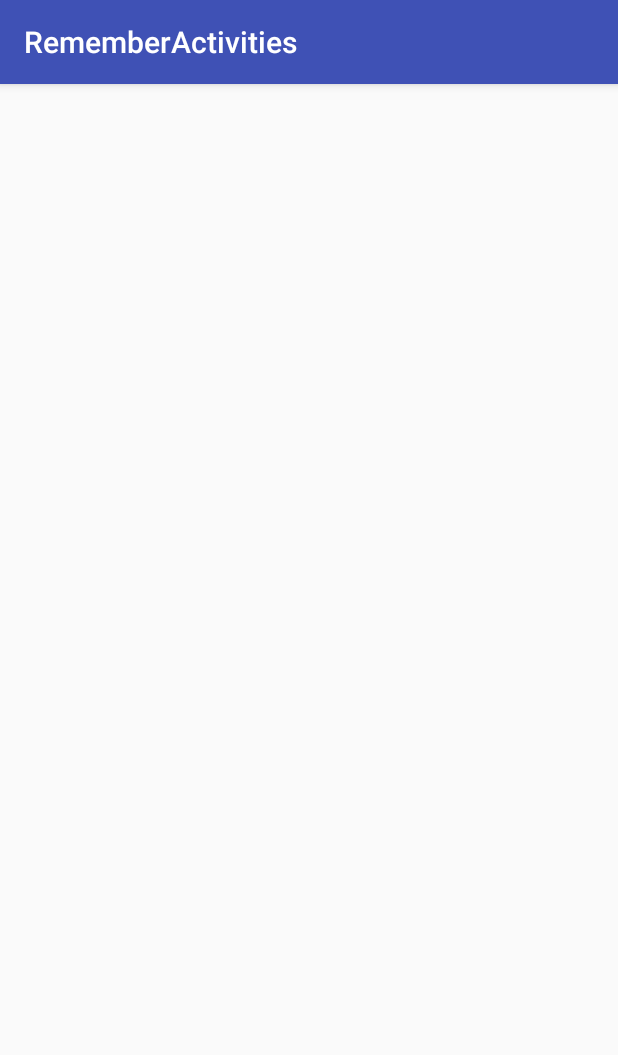
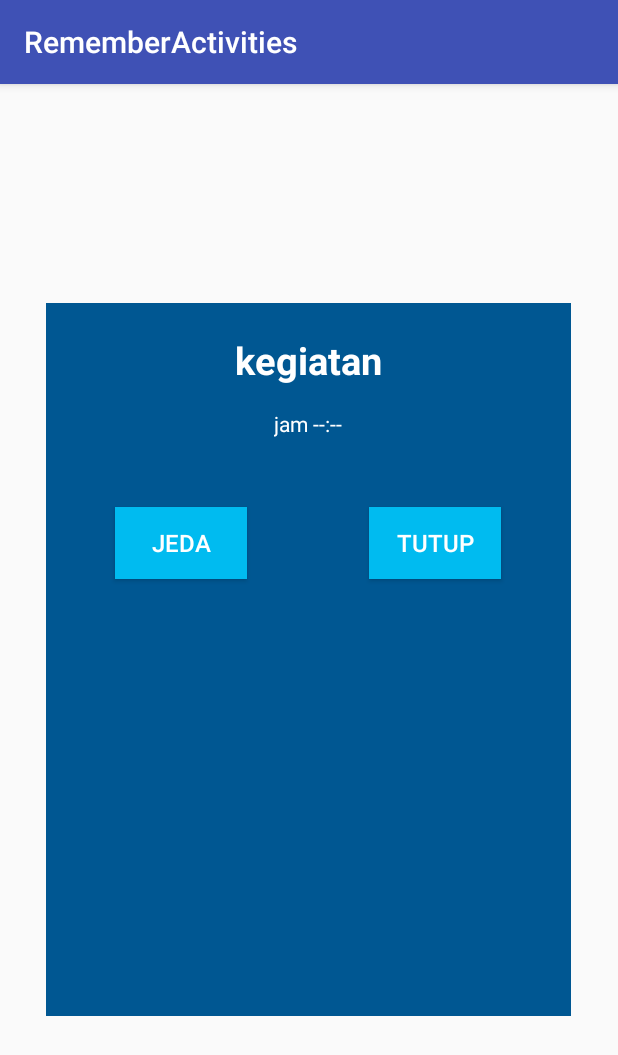
Before and after one commit to yogawahyuy/RemmberActivity, an Android app: the PopupActivity screen opened directly, with no data from a screen before it, on a phone screen of 412 x 824 dp. Shown: the top 1055 px of the screen. Run offline under Robolectric (Android 15) with nearby library versions, the phone set to English and light mode, and no system bars.

Commit message:
koding layout popup notifikasi

```diff
--- a/app/src/main/res/layout/activity_popup.xml
+++ b/app/src/main/res/layout/activity_popup.xml
@@ -2,8 +2,74 @@
 <android.support.constraint.ConstraintLayout xmlns:android="http://schemas.android.com/apk/res/android"
     xmlns:app="http://schemas.android.com/apk/res-auto"
     xmlns:tools="http://schemas.android.com/tools"
-    android:layout_width="match_parent"
-    android:layout_height="match_parent"
+    android:layout_width="350dp"
+    android:layout_height="475dp"
+    android:background="#005792"
+    android:padding="5dp"
+    android:layout_gravity="center"
     tools:context="org.d3ifcool.rememberactivities.PopupActivity">
 
+    <LinearLayout
+        android:layout_width="match_parent"
+        android:layout_height="wrap_content"
+        android:orientation="vertical"
+        >
+        <TextView
+            android:id="@+id/popUp_namaKegiatan"
+            android:layout_width="wrap_content"
+            android:layout_height="wrap_content"
+            android:text="kegiatan"
+            android:textStyle="bold"
+            android:textSize="25sp"
+            android:textColor="#FFFFFF"
+            android:layout_gravity="center_horizontal"
+            android:layout_marginTop="15dp"
+            />
+        <TextView
+            android:id="@+id/popUp_jamMulaikegiatan"
+            android:layout_width="wrap_content"
+            android:layout_height="wrap_content"
+            android:text="jam --:--"
+            android:textColor="#FFFFFF"
+            android:layout_gravity="center_horizontal"
+            android:layout_marginTop="15dp" />
+        <LinearLayout
+            android:layout_width="match_parent"
+            android:layout_height="wrap_content"
+            android:orientation="horizontal"
+            android:layout_marginTop="20dp">
+
+            <LinearLayout
+                android:layout_width="0dp"
+                android:layout_height="100dp"
+                android:layout_weight="1"
+                android:orientation="vertical"
+                android:gravity="center">
+                <Button
+                    android:id="@+id/popUp_jeda"
+                    android:background="#00BBF0"
+                    android:layout_width="wrap_content"
+                    android:layout_height="wrap_content"
+                    android:text="Jeda"
+                    android:textSize="16sp"
+                    android:textColor="#FFFFFFFF" />
+            </LinearLayout>
+            <LinearLayout
+                android:layout_width="0dp"
+                android:layout_height="100dp"
+                android:layout_weight="1"
+                android:orientation="vertical"
+                android:gravity="center">
+                <Button
+                    android:id="@+id/popUp_tutup"
+                    android:background="#00BBF0"
+                    android:layout_width="wrap_content"
+                    android:layout_height="wrap_content"
+                    android:text="Tutup"
+                    android:textSize="16sp"
+                    android:textColor="#FFFFFFFF" />
+            </LinearLayout>
+        </LinearLayout>
+    </LinearLayout>
+
 </android.support.constraint.ConstraintLayout>
--- a/app/src/main/res/values/colors.xml
+++ b/app/src/main/res/values/colors.xml
@@ -3,4 +3,7 @@
     <color name="colorPrimary">#3F51B5</color>
     <color name="colorPrimaryDark">#303f9f</color>
     <color name="colorAccent">#FF4081</color>
+    <color name="colorMain">#005792</color>
+    <color name="birumuda">#00BBF0</color>
+
 </resources>
```
